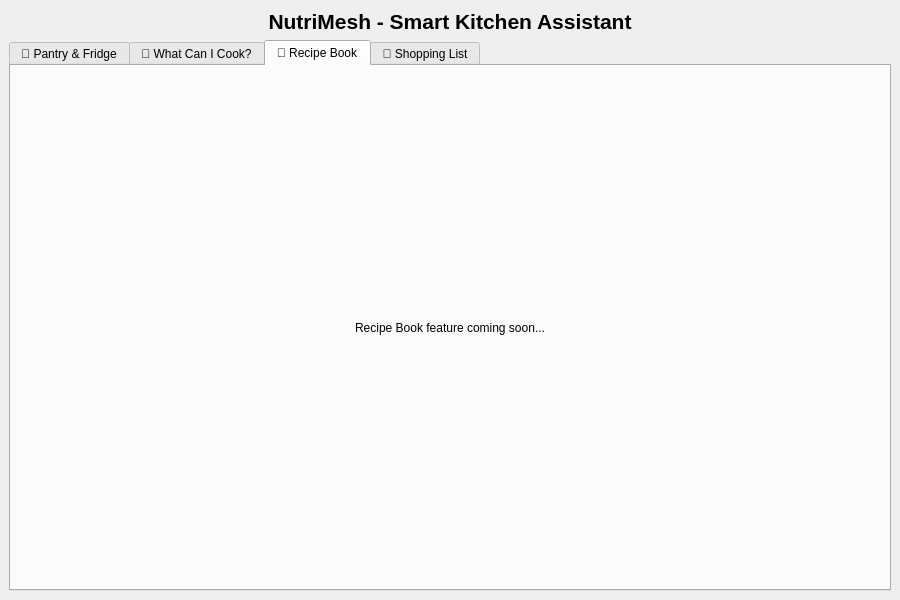
kuf1k/my-project, file src/ui/MainWindow.ui: the form before one commit.
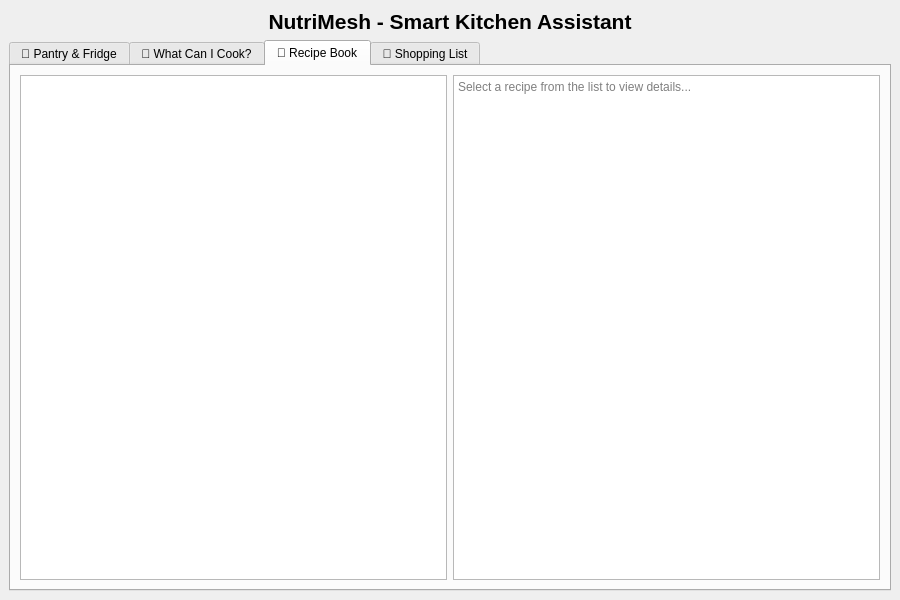
The form after the commit. The open tabs and pages were chosen to show the change.

Commit message: feat(ui): implement Recipe Book tab with recipe details

Patch:
```diff
--- a/src/ui/MainWindow.ui
+++ b/src/ui/MainWindow.ui
@@ -88,14 +88,17 @@
                             <attribute name="title">
                                 <string>📖 Recipe Book</string>
                             </attribute>
-                            <layout class="QVBoxLayout" name="recipesLayout">
+                            <layout class="QHBoxLayout" name="recipesMainLayout">
                                 <item>
-                                    <widget class="QLabel" name="recipesPlaceholderLabel">
-                                        <property name="text">
-                                            <string>Recipe Book feature coming soon...</string>
+                                    <widget class="QListWidget" name="recipesListWidget"/>
+                                </item>
+                                <item>
+                                    <widget class="QTextEdit" name="recipeDetailsTextEdit">
+                                        <property name="readOnly">
+                                            <bool>true</bool>
                                         </property>
-                                        <property name="alignment">
-                                            <set>Qt::AlignCenter</set>
+                                        <property name="placeholderText">
+                                            <string>Select a recipe from the list to view details...</string>
                                         </property>
                                     </widget>
                                 </item>
```
The commit also changes 2 other files.
